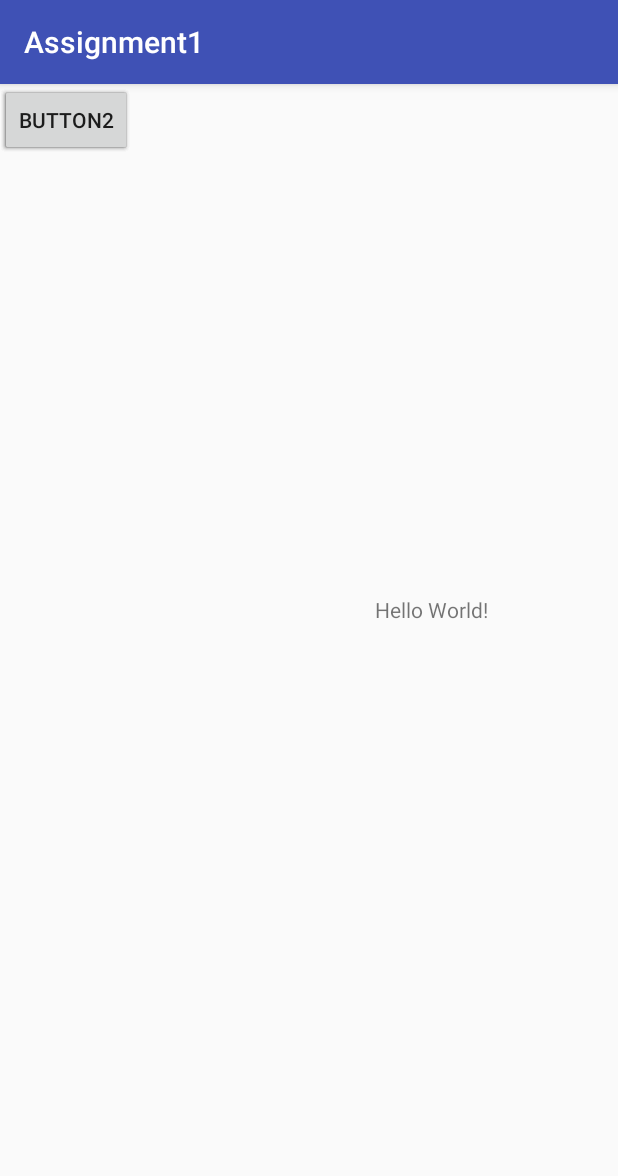
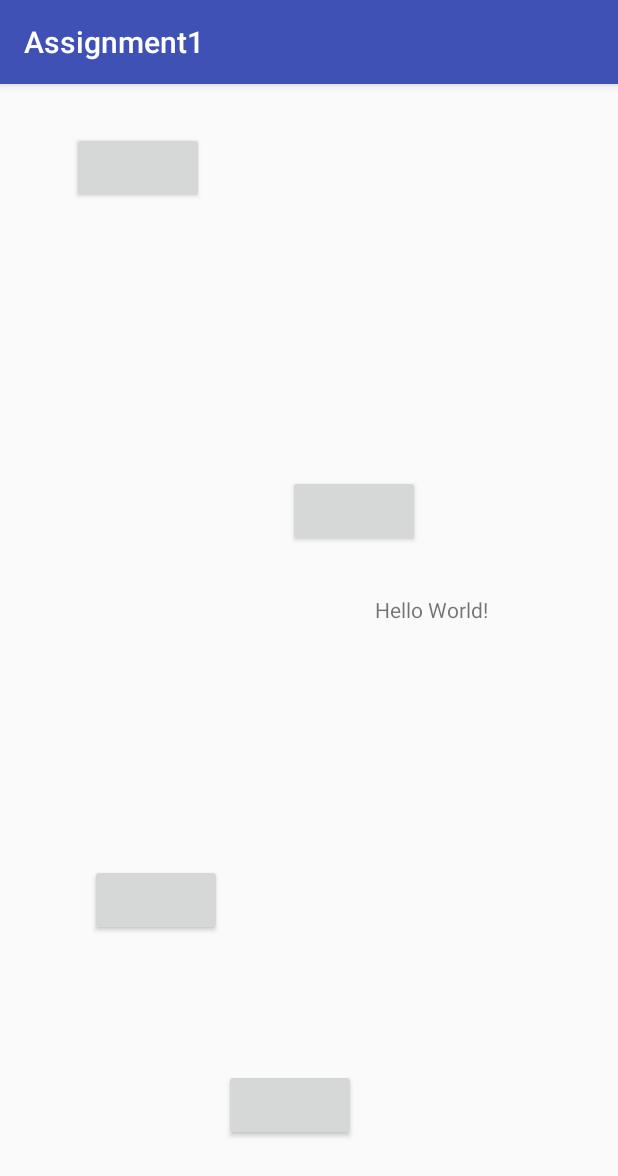
Before and after one commit to tebaker/CMPS121, an Android app: the screen it shows after launch (MainActivity), on a phone screen of 412 x 824 dp. Shown: the top 1176 px of the screen. Run offline under Robolectric (Android 15) with nearby library versions, the phone set to English and light mode, and no system bars.

Commit message:
adding new components to assg 1

```diff
--- a/Assignment1/app/src/main/res/layout/activity_main.xml
+++ b/Assignment1/app/src/main/res/layout/activity_main.xml
@@ -7,6 +7,7 @@
     tools:context=".MainActivity">
 
     <TextView
+        android:id="@+id/textView"
         android:layout_width="wrap_content"
         android:layout_height="wrap_content"
         android:text="Hello World!"
@@ -21,32 +22,50 @@
         android:id="@+id/button1"
         android:layout_width="wrap_content"
         android:layout_height="wrap_content"
-        android:text="Button1"
-        tools:layout_editor_absoluteX="48dp"
-        tools:layout_editor_absoluteY="32dp" />
+        android:layout_marginLeft="48dp"
+        android:layout_marginStart="48dp"
+        android:layout_marginTop="32dp"
+        app:layout_constraintStart_toStartOf="parent"
+        app:layout_constraintTop_toTopOf="parent"
+        tools:text="@string/valEquals" />
 
     <Button
         android:id="@+id/button4"
         android:layout_width="wrap_content"
         android:layout_height="wrap_content"
-        android:text="Button4"
-        tools:layout_editor_absoluteX="125dp"
-        tools:layout_editor_absoluteY="400dp" />
+        android:layout_marginBottom="63dp"
+        android:layout_marginEnd="92dp"
+        android:layout_marginLeft="93dp"
+        android:layout_marginRight="92dp"
+        android:layout_marginStart="93dp"
+        app:layout_constraintBottom_toBottomOf="parent"
+        app:layout_constraintEnd_toEndOf="@+id/textView"
+        app:layout_constraintStart_toStartOf="@+id/button3"
+        tools:text="@string/valEquals" />
 
     <Button
         android:id="@+id/button3"
         android:layout_width="wrap_content"
         android:layout_height="wrap_content"
-        android:text="Button3"
-        tools:layout_editor_absoluteX="60dp"
-        tools:layout_editor_absoluteY="243dp" />
+        android:layout_marginBottom="200dp"
+        android:layout_marginEnd="264dp"
+        android:layout_marginRight="264dp"
+        app:layout_constraintBottom_toBottomOf="parent"
+        app:layout_constraintEnd_toEndOf="parent"
+        tools:text="@string/valEquals" />
 
     <Button
         android:id="@+id/button2"
         android:layout_width="wrap_content"
         android:layout_height="wrap_content"
-        android:text="Button2"
-        tools:layout_editor_absoluteX="164dp"
-        tools:layout_editor_absoluteY="144dp" />
+        android:layout_marginBottom="32dp"
+        android:layout_marginEnd="132dp"
+        android:layout_marginLeft="132dp"
+        android:layout_marginRight="132dp"
+        android:layout_marginStart="132dp"
+        app:layout_constraintBottom_toTopOf="@+id/textView"
+        app:layout_constraintEnd_toEndOf="parent"
+        app:layout_constraintStart_toStartOf="@+id/button3"
+        tools:text="@string/valEquals" />
 
 </android.support.constraint.ConstraintLayout>
--- a/Assignment1/app/src/main/res/values/strings.xml
+++ b/Assignment1/app/src/main/res/values/strings.xml
@@ -1,3 +1,4 @@
 <resources>
     <string name="app_name">Assignment1</string>
+    <string name="valEquals">=</string>
 </resources>
```
